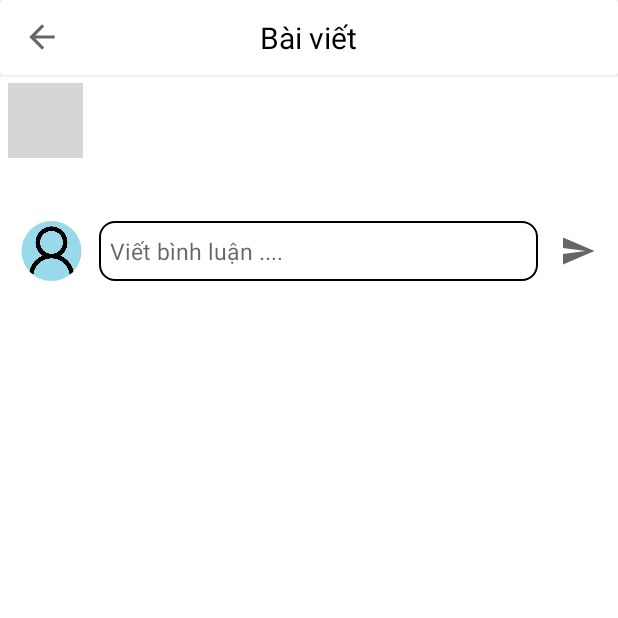
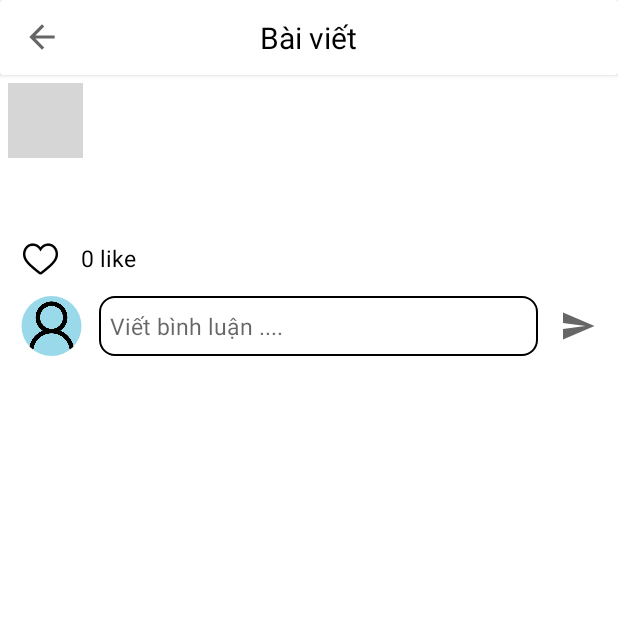
Before and after one commit to ptky18it4/Blog, an Android app: the PostDetails screen opened directly, with no data from a screen before it, on a phone screen of 412 x 824 dp, the top half of it. Run offline under Robolectric (Android 15) with nearby library versions, the phone set to English and light mode, and no system bars; our stand-ins replace CircleImageView, Firebase (no records; nobody signed in at launch, a user with empty details on screens opened directly); pictures from the network do not load; 5 statements that could not run were skipped; grey boxes are pictures that could not be loaded.

Commit message:
like firebase

```diff
--- a/app/src/main/java/com/academy/blog/PostDetails.kt
+++ b/app/src/main/java/com/academy/blog/PostDetails.kt
@@ -17,6 +17,8 @@ class PostDetails : AppCompatActivity() {
     private lateinit var binding: ActivityPostDetailsBinding
     private lateinit var idPost: String
     private lateinit var ref: DatabaseReference
+    private var like = false
+    private var uid = "1234"
 
     override fun onCreate(savedInstanceState: Bundle?) {
         super.onCreate(savedInstanceState)
@@ -43,13 +45,47 @@ class PostDetails : AppCompatActivity() {
         // xử lí button back
         binding.btnBack.setOnClickListener { finish() }
         binding.addComment.setOnClickListener { addComment() }
+        binding.likes.setOnClickListener { eventLikes()  }
+        binding.addComment.setOnClickListener { addComment() }
 
         reloadComment()
-
+        reloadLikes()
     }
 
+    private fun eventLikes() {
+        val setLike = FirebaseDatabase.getInstance().getReference("/like/$idPost")
+        if (like==false){
+            like = true
+            setLike.child(uid).setValue(true)
+        }else{
+            like = false
+            setLike.child(uid).removeValue()
+        }
+    }
+
+    private fun reloadLikes() {
+        val setLike = FirebaseDatabase.getInstance().getReference("/like")
+        setLike.addValueEventListener(object : ValueEventListener {
+            override fun onDataChange(snapshot: DataSnapshot) {
+                if (snapshot.child(idPost).hasChild(uid)) {
+                    like = true
+                    val likeNumber = snapshot.child(idPost).childrenCount
+                    binding.likeNumber.text = likeNumber.toString() + " like"
+                    binding.likes.setImageResource(R.drawable.ic_baseline_favorite_24)
+                } else {
+                    val likeNumber = snapshot.child(idPost).childrenCount
+                    binding.likeNumber.text = likeNumber.toString() + " like"
+                    binding.likes.setImageResource(R.drawable.ic_big_heart)
+                }
+            }
+
+            override fun onCancelled(error: DatabaseError) {}
+        })
+    }
+
+
     private fun addComment() {
-        if (binding.comment.text.length >0){
+        if (binding.comment.text.length > 0) {
             val uid = UUID.randomUUID().toString()
             val database = FirebaseDatabase.getInstance().getReference("/comment/$idPost").push()
             val comment = binding.comment.text.toString()
@@ -59,10 +95,11 @@ class PostDetails : AppCompatActivity() {
             val dataComment = NewComment(comment, uid, uname, uavatar)
             database.setValue(dataComment)
             database.child("dateCreate").setValue(ServerValue.TIMESTAMP)
-            Toast.makeText(this@PostDetails, uname+" "+comment, Toast.LENGTH_SHORT).show()
-        }else{
+            Toast.makeText(this@PostDetails, uname + " " + comment, Toast.LENGTH_SHORT).show()
+        } else {
             binding.addComment.isEnabled = false
-            Toast.makeText(this@PostDetails, "Hãy nhập bình luận của bạn", Toast.LENGTH_SHORT).show()
+            Toast.makeText(this@PostDetails, "Hãy nhập bình luận của bạn", Toast.LENGTH_SHORT)
+                .show()
         }
 
 
--- /dev/null
+++ b/app/src/main/res/drawable/ic_baseline_favorite_24.xml
@@ -0,0 +1,5 @@
+<vector android:height="24dp" android:tint="#F10606"
+    android:viewportHeight="24" android:viewportWidth="24"
+    android:width="24dp" xmlns:android="http://schemas.android.com/apk/res/android">
+    <path android:fillColor="@android:color/white" android:pathData="M12,21.35l-1.45,-1.32C5.4,15.36 2,12.28 2,8.5 2,5.42 4.42,3 7.5,3c1.74,0 3.41,0.81 4.5,2.09C13.09,3.81 14.76,3 16.5,3 19.58,3 22,5.42 22,8.5c0,3.78 -3.4,6.86 -8.55,11.54L12,21.35z"/>
+</vector>
--- a/app/src/main/res/layout/activity_post_details.xml
+++ b/app/src/main/res/layout/activity_post_details.xml
@@ -107,6 +107,32 @@
                 android:layout_height="wrap_content"
                 android:layout_margin="7dp" />
 
+            <RelativeLayout
+                android:id="@+id/post_footer_layout"
+                android:layout_width="match_parent"
+                android:layout_height="50dp"
+                android:layout_below="@+id/post_img">
+
+                <ImageView
+                    android:id="@+id/likes"
+                    android:layout_width="@dimen/footer_menu_size"
+                    android:layout_height="@dimen/footer_menu_size"
+                    android:layout_centerVertical="true"
+                    android:layout_marginStart="15dp"
+                    android:src="@drawable/ic_heart" />
+
+                <TextView
+                    android:id="@+id/like_number"
+                    android:layout_width="wrap_content"
+                    android:layout_height="wrap_content"
+                    android:layout_centerVertical="true"
+                    android:layout_marginStart="15dp"
+                    android:layout_toEndOf="@+id/likes"
+                    android:text="150 like"
+                    android:textSize="15sp" />
+
+            </RelativeLayout>
+
             <LinearLayout
                 android:layout_width="match_parent"
                 android:layout_height="wrap_content"
```
Also changed, not shown: app/src/main/java/com/academy/blog/adapter/PostAdapter.kt (+40 -2 lines).
